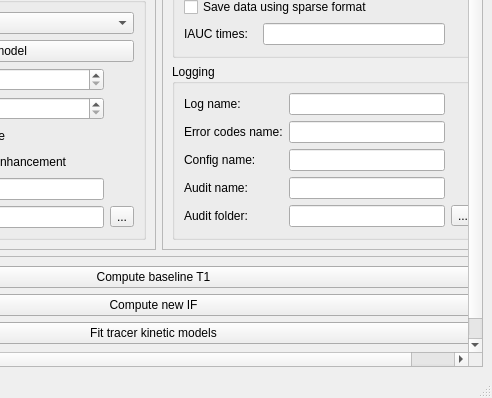
michaelberks/madym_cxx, file madym/qt_gui/madym_gui.ui: the form before one commit; both pictures show x 219 to 711 and y 518 to 916 of the 711 by 916 pixel window.
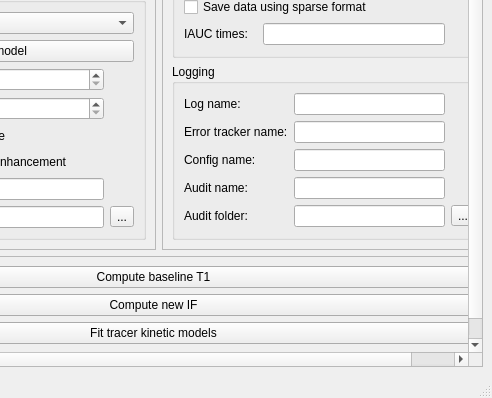
The form after the commit. Icons and pictures are not drawn.

Commit message:
feat(ErrorTracker): add error tracker input option, propagate changes throughout tools
This forced consideration of the relationship between T1 mapping and volume analysis. T1 mapping CANNOT exist outside the mdm_DCEVolumeAnalysis class (without a major refactoring of the whole library architecture), and mdm_DCEVolumeAnalysis is used in the standalone T1 mapping tool. Therefore rather than calling the T1 mapper mdm_T1VolumeAnalysis, we have changed mdm_T1VolumeAnalysis->mdmIT1Mapper and mdm_DCEVolumeAnalysis->mdm_VolumeAnalysis. This better reflects their roles in the library.

Patch:
```diff
--- a/madym/qt_gui/madym_gui.ui
+++ b/madym/qt_gui/madym_gui.ui
@@ -727,7 +727,7 @@
                  <item row="1" column="0">
                   <widget class="QLabel" name="label_12">
                    <property name="text">
-                    <string>Error codes name:</string>
+                    <string>Error tracker name:</string>
                    </property>
                   </widget>
                  </item>
```
Left out of the diff: 2 changed lines with no effect on the pictures. The commit also changes 25 other files.
